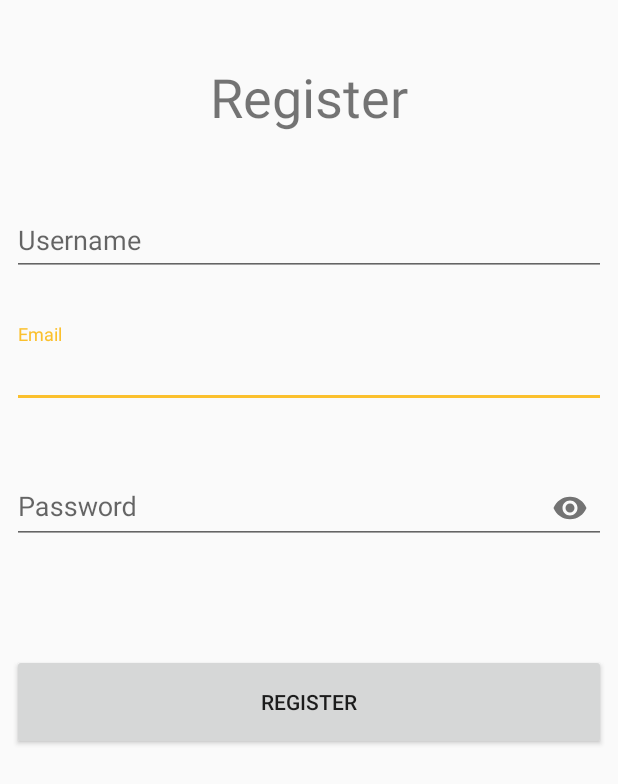
After one commit to Aregev2/PersonalCommitment, an Android app: the layout activity_register.xml on its own in the app's theme, with its tools: preview values and no code run, on a phone screen of 412 x 824 dp. The commit adds this screen. Shown: the top 784 px of the screen. Run offline under Robolectric (Android 15) with nearby library versions, the phone set to English and light mode, and no system bars.

Commit message:
Designd a register activity

```diff
--- a/app/src/main/AndroidManifest.xml
+++ b/app/src/main/AndroidManifest.xml
@@ -1,6 +1,11 @@
 <?xml version="1.0" encoding="utf-8"?>
 <manifest xmlns:android="http://schemas.android.com/apk/res/android"
     package="com.aregev2.personalcommitment">
+
+    <!-- To auto-complete the email text field in the login form with the user's emails -->
+    <uses-permission android:name="android.permission.GET_ACCOUNTS" />
+    <uses-permission android:name="android.permission.READ_PROFILE" />
+    <uses-permission android:name="android.permission.READ_CONTACTS" />
 
     <application
         android:allowBackup="true"
@@ -9,10 +14,9 @@
         android:roundIcon="@mipmap/ic_launcher_round"
         android:supportsRtl="true"
         android:theme="@style/AppTheme">
-        <activity android:name=".LoginActivity">
+        <activity android:name=".RegisterActivity">
             <intent-filter>
                 <action android:name="android.intent.action.MAIN" />
-
                 <category android:name="android.intent.category.LAUNCHER" />
             </intent-filter>
         </activity>
--- /dev/null
+++ b/app/src/main/res/drawable/ic_help_black_24dp.xml
@@ -0,0 +1,9 @@
+<vector xmlns:android="http://schemas.android.com/apk/res/android"
+        android:width="24dp"
+        android:height="24dp"
+        android:viewportWidth="24.0"
+        android:viewportHeight="24.0">
+    <path
+        android:fillColor="#FF000000"
+        android:pathData="M12,2C6.48,2 2,6.48 2,12s4.48,10 10,10 10,-4.48 10,-10S17.52,2 12,2zM13,19h-2v-2h2v2zM15.07,11.25l-0.9,0.92C13.45,12.9 13,13.5 13,15h-2v-0.5c0,-1.1 0.45,-2.1 1.17,-2.83l1.24,-1.26c0.37,-0.36 0.59,-0.86 0.59,-1.41 0,-1.1 -0.9,-2 -2,-2s-2,0.9 -2,2L8,9c0,-2.21 1.79,-4 4,-4s4,1.79 4,4c0,0.88 -0.36,1.68 -0.93,2.25z"/>
+</vector>
--- a/app/src/main/res/layout/activity_login.xml
+++ /dev/null
@@ -1,9 +0,0 @@
-<?xml version="1.0" encoding="utf-8"?>
-<android.support.constraint.ConstraintLayout xmlns:android="http://schemas.android.com/apk/res/android"
-    xmlns:app="http://schemas.android.com/apk/res-auto"
-    xmlns:tools="http://schemas.android.com/tools"
-    android:layout_width="match_parent"
-    android:layout_height="match_parent"
-    tools:context="com.aregev2.personalcommitment.LoginActivity">
-
-</android.support.constraint.ConstraintLayout>
--- /dev/null
+++ b/app/src/main/res/layout/activity_register.xml
@@ -0,0 +1,99 @@
+<?xml version="1.0" encoding="utf-8"?>
+<android.support.constraint.ConstraintLayout xmlns:android="http://schemas.android.com/apk/res/android"
+    xmlns:app="http://schemas.android.com/apk/res-auto"
+    xmlns:tools="http://schemas.android.com/tools"
+    android:id="@+id/activity_register_layout_main"
+    android:layout_width="match_parent"
+    android:layout_height="match_parent"
+    tools:context="com.aregev2.personalcommitment.RegisterActivity">
+
+    <android.support.design.widget.TextInputLayout
+        android:id="@+id/activity_register_layout_email"
+        android:layout_width="0dp"
+        android:layout_height="wrap_content"
+        android:layout_marginEnd="8dp"
+        android:layout_marginStart="8dp"
+        android:layout_marginTop="216dp"
+        app:layout_constraintEnd_toEndOf="parent"
+        app:layout_constraintHorizontal_bias="0.0"
+        app:layout_constraintStart_toStartOf="parent"
+        app:layout_constraintTop_toTopOf="parent"
+        app:errorEnabled="true">
+
+        <android.support.design.widget.TextInputEditText
+            android:id="@+id/activity_register_editText_email"
+            android:layout_width="match_parent"
+            android:layout_height="wrap_content"
+            android:hint="Email"
+            android:inputType="textEmailAddress" />
+    </android.support.design.widget.TextInputLayout>
+
+    <android.support.design.widget.TextInputLayout
+        android:id="@+id/activity_register_layout_username"
+        android:layout_width="0dp"
+        android:layout_height="wrap_content"
+        android:layout_marginEnd="8dp"
+        android:layout_marginStart="8dp"
+        android:layout_marginTop="128dp"
+        app:layout_constraintEnd_toEndOf="parent"
+        app:layout_constraintHorizontal_bias="0.0"
+        app:layout_constraintStart_toStartOf="parent"
+        app:layout_constraintTop_toTopOf="parent"
+        app:errorEnabled="true">
+
+        <android.support.design.widget.TextInputEditText
+            android:id="@+id/activity_register_editText_username"
+            android:layout_width="match_parent"
+            android:layout_height="wrap_content"
+            android:hint="Username" />
+    </android.support.design.widget.TextInputLayout>
+
+    <android.support.design.widget.TextInputLayout
+        android:id="@+id/activity_register_layout_password"
+        android:layout_width="0dp"
+        android:layout_height="wrap_content"
+        android:layout_marginEnd="8dp"
+        android:layout_marginStart="8dp"
+        android:layout_marginTop="304dp"
+        app:layout_constraintEnd_toEndOf="parent"
+        app:layout_constraintHorizontal_bias="0.0"
+        app:layout_constraintStart_toStartOf="parent"
+        app:layout_constraintTop_toTopOf="parent"
+        app:passwordToggleEnabled="true"
+        app:errorEnabled="true">
+
+        <android.support.design.widget.TextInputEditText
+            android:id="@+id/activity_register_editText_password"
+            android:layout_width="match_parent"
+            android:layout_height="wrap_content"
+            android:hint="Password"
+            android:inputType="textPassword" />
+    </android.support.design.widget.TextInputLayout>
+
+    <TextView
+        android:id="@+id/activity_register_textView_title"
+        android:layout_width="0dp"
+        android:layout_height="56dp"
+        android:layout_marginEnd="8dp"
+        android:layout_marginStart="8dp"
+        android:layout_marginTop="40dp"
+        android:text="Register"
+        android:textAlignment="center"
+        android:textSize="36sp"
+        app:layout_constraintEnd_toEndOf="parent"
+        app:layout_constraintStart_toStartOf="parent"
+        app:layout_constraintTop_toTopOf="parent" />
+
+    <Button
+        android:id="@+id/activity_register_button_register"
+        android:layout_width="0dp"
+        android:layout_height="64dp"
+        android:layout_marginEnd="8dp"
+        android:layout_marginStart="8dp"
+        android:layout_marginTop="436dp"
+        android:text="Register"
+        app:layout_constraintEnd_toEndOf="parent"
+        app:layout_constraintStart_toStartOf="parent"
+        app:layout_constraintTop_toTopOf="parent" />
+
+</android.support.constraint.ConstraintLayout>
--- /dev/null
+++ b/app/src/main/res/values/arrays.xml
@@ -0,0 +1,7 @@
+<?xml version="1.0" encoding="utf-8"?>
+<resources>
+    <string-array name="account_type_array">
+        <item name="account_student">Student account</item>
+        <item name="account_employer">Employer account</item>
+    </string-array>
+</resources>
--- a/app/src/main/res/values/colors.xml
+++ b/app/src/main/res/values/colors.xml
@@ -1,6 +1,6 @@
 <?xml version="1.0" encoding="utf-8"?>
 <resources>
-    <color name="colorPrimary">#3F51B5</color>
-    <color name="colorPrimaryDark">#303F9F</color>
-    <color name="colorAccent">#FF4081</color>
+    <color name="colorPrimary">#26c6da</color>
+    <color name="colorPrimaryDark">#0095a8</color>
+    <color name="colorAccent">#fbc02d</color>
 </resources>
--- /dev/null
+++ b/app/src/main/res/values/dimens.xml
@@ -0,0 +1,5 @@
+<resources>
+    <!-- Default screen margins, per the Android Design guidelines. -->
+    <dimen name="activity_horizontal_margin">16dp</dimen>
+    <dimen name="activity_vertical_margin">16dp</dimen>
+</resources>
--- a/app/src/main/res/values/strings.xml
+++ b/app/src/main/res/values/strings.xml
@@ -1,3 +1,6 @@
 <resources>
-    <string name="app_name">PersonalCommitment</string>
+    <string name="app_name">Commiti</string>
+    <string name="title_activity_login">Login</string>
+    <string name="title_activity_welcome">Welcome To Personal Commitment</string>
+
 </resources>
```
